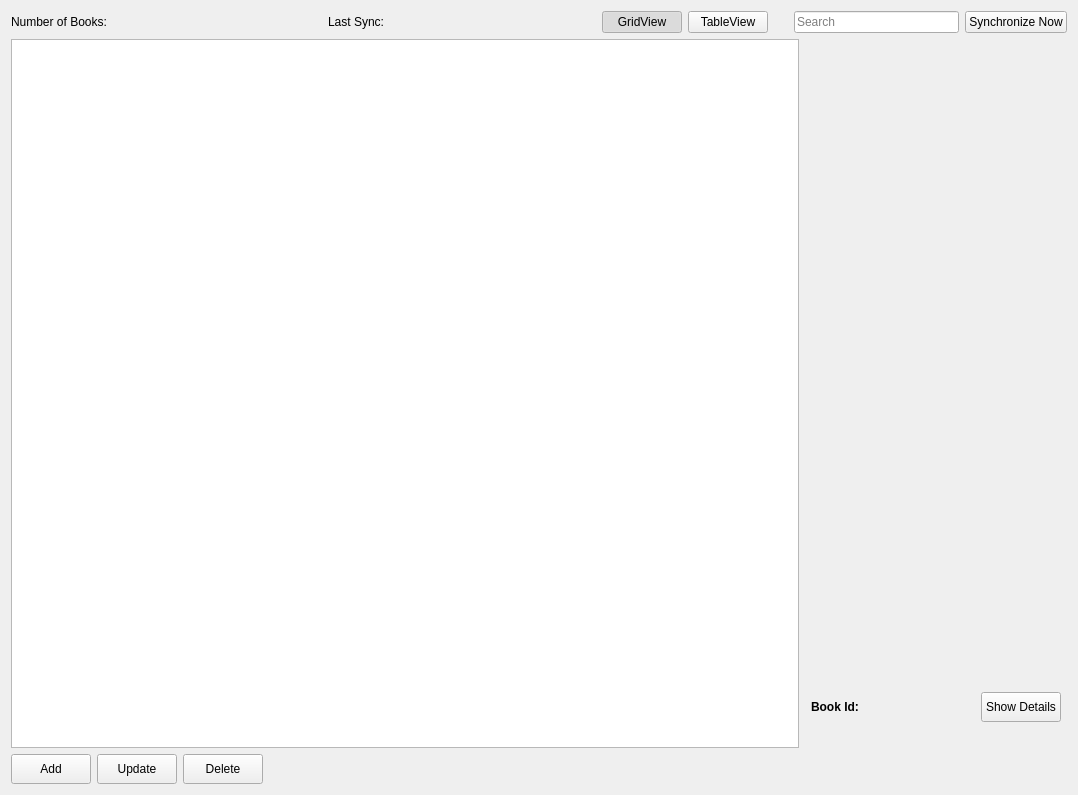
yunag/QLibraryManagementSystem, file src/forms/booksection.ui: the form before one commit.
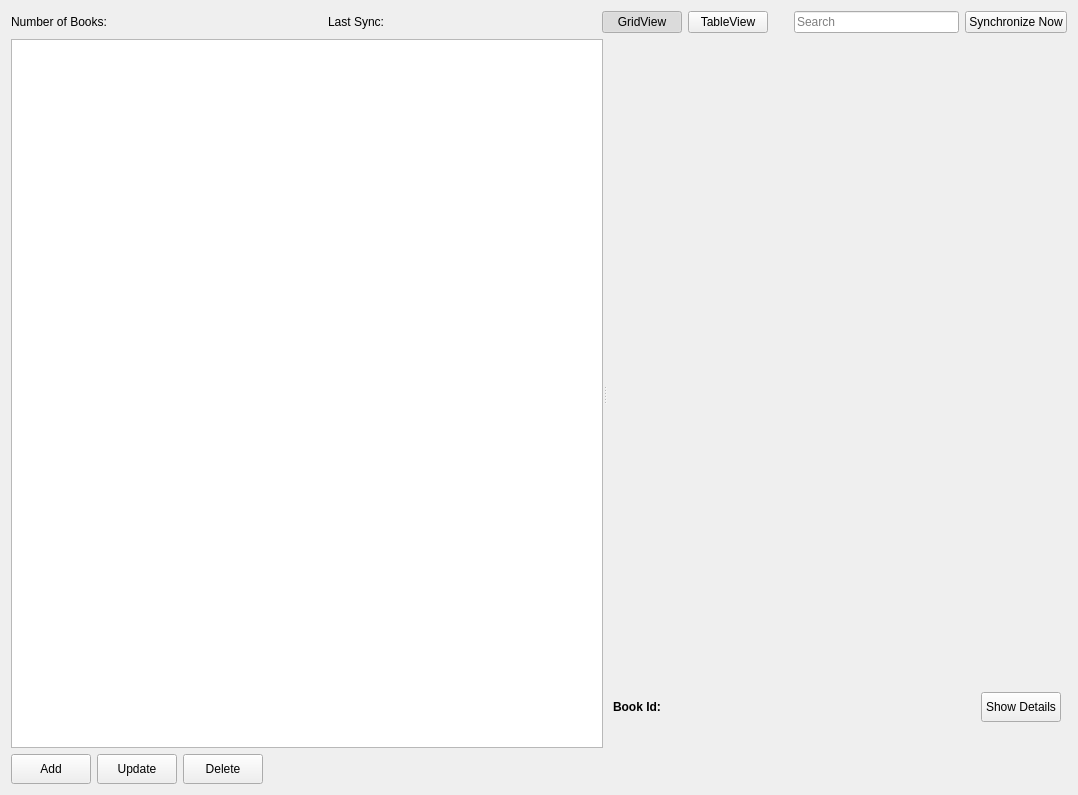
The form after the commit. The open tabs and pages were chosen to show the change. Icons and pictures are not drawn. Custom widgets are drawn as their Qt base class.

Diff of the .ui file:
```diff
--- a/src/forms/booksection.ui
+++ b/src/forms/booksection.ui
@@ -318,7 +318,7 @@
       </layout>
      </widget>
      <widget class="QWidget" name="tableViewPage">
-      <layout class="QHBoxLayout" name="horizontalLayout_5" stretch="12,4">
+      <layout class="QVBoxLayout" name="verticalLayout_4">
        <property name="leftMargin">
         <number>0</number>
        </property>
@@ -332,6 +332,10 @@
         <number>0</number>
        </property>
        <item>
+        <widget class="QSplitter" name="splitter">
+         <property name="orientation">
+          <enum>Qt::Horizontal</enum>
+         </property>
         <widget class="QTableView" name="bookTableView">
          <property name="mouseTracking">
           <bool>true</bool>
@@ -346,24 +350,16 @@
           <enum>Qt::SolidLine</enum>
          </property>
         </widget>
-       </item>
-       <item>
+         <widget class="QWidget" name="">
         <layout class="QVBoxLayout" name="verticalLayout">
-         <item>
-          <spacer name="verticalSpacer_4">
-           <property name="orientation">
-            <enum>Qt::Vertical</enum>
-           </property>
-           <property name="sizeHint" stdset="0">
-            <size>
-             <width>20</width>
-             <height>0</height>
-            </size>
-           </property>
-          </spacer>
-         </item>
          <item>
           <widget class="AspectRatioLabel" name="bookCover">
+             <property name="sizePolicy">
+              <sizepolicy hsizetype="Expanding" vsizetype="Expanding">
+               <horstretch>0</horstretch>
+               <verstretch>0</verstretch>
+              </sizepolicy>
+             </property>
            <property name="text">
             <string/>
            </property>
@@ -371,7 +367,7 @@
             <pixmap resource="../../resources/resource.qrc">:/images/DefaultBookCover.jpg</pixmap>
            </property>
            <property name="alignment">
-            <set>Qt::AlignCenter</set>
+              <set>Qt::AlignBottom|Qt::AlignHCenter</set>
            </property>
           </widget>
          </item>
@@ -386,40 +382,11 @@
            <property name="text">
             <string>&lt;Book Title&gt;</string>
            </property>
-          </widget>
-         </item>
-         <item>
-          <spacer name="verticalSpacer_2">
-           <property name="orientation">
-            <enum>Qt::Vertical</enum>
-           </property>
-           <property name="sizeType">
-            <enum>QSizePolicy::Maximum</enum>
-           </property>
-           <property name="sizeHint" stdset="0">
-            <size>
-             <width>20</width>
-             <height>10</height>
-            </size>
-           </property>
-          </spacer>
-         </item>
-         <item>
-          <spacer name="verticalSpacer_3">
-           <property name="orientation">
-            <enum>Qt::Vertical</enum>
-           </property>
-           <property name="sizeType">
-            <enum>QSizePolicy::Maximum</enum>
-           </property>
-           <property name="sizeHint" stdset="0">
-            <size>
-             <width>18</width>
-             <height>17</height>
-            </size>
-           </property>
-          </spacer>
-         </item>
+             <property name="wordWrap">
+              <bool>true</bool>
+             </property>
+            </widget>
+           </item>
          <item>
           <layout class="QHBoxLayout" name="horizontalLayout_3">
            <property name="leftMargin">
@@ -487,7 +454,7 @@
             <enum>Qt::Vertical</enum>
            </property>
            <property name="sizeType">
-            <enum>QSizePolicy::Maximum</enum>
+              <enum>QSizePolicy::Fixed</enum>
            </property>
            <property name="sizeHint" stdset="0">
             <size>
@@ -498,6 +465,8 @@
           </spacer>
          </item>
         </layout>
+         </widget>
+        </widget>
        </item>
       </layout>
      </widget>
@@ -598,6 +567,11 @@
    <extends>QLabel</extends>
    <header>aspectratiolabel.h</header>
   </customwidget>
+  <customwidget>
+   <class>GridView</class>
+   <extends>QListView</extends>
+   <header>gridview.h</header>
+  </customwidget>
  </customwidgets>
  <resources>
   <include location="../../resources/resource.qrc"/>
```
Left out of the diff: 22 changed lines with no effect on the pictures. Lines whose indentation alone changed are shown as unchanged.
